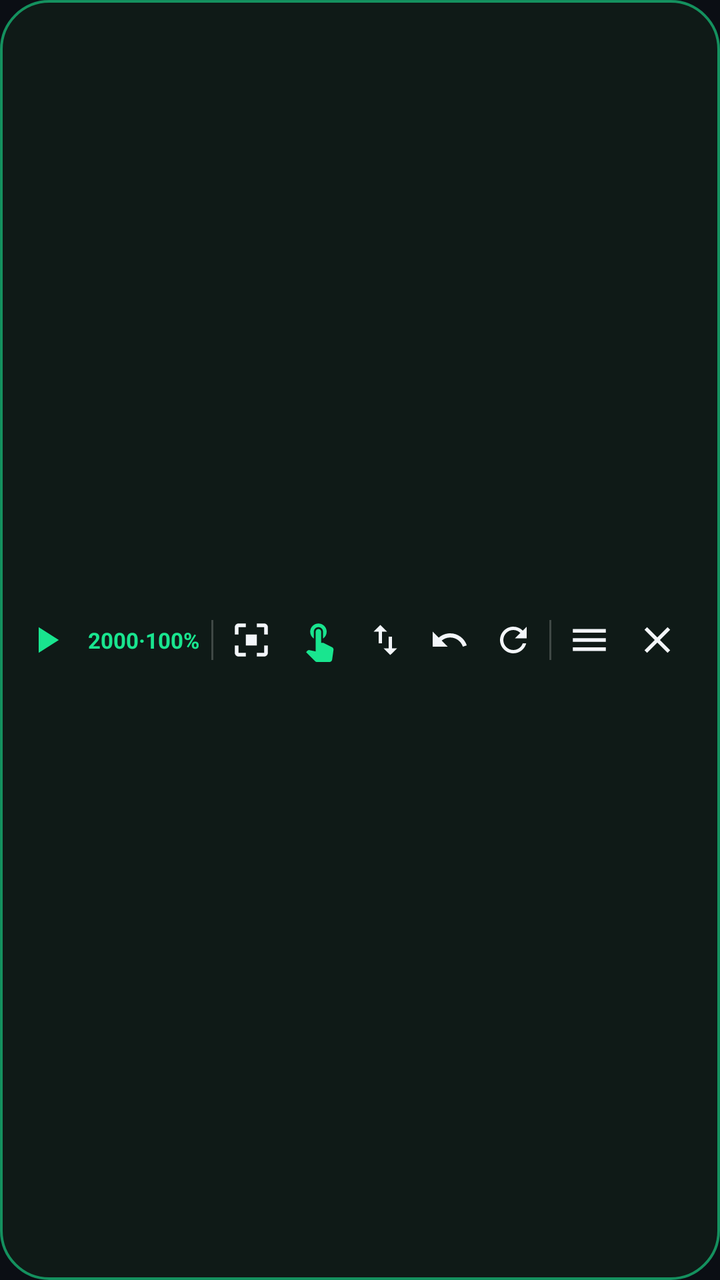
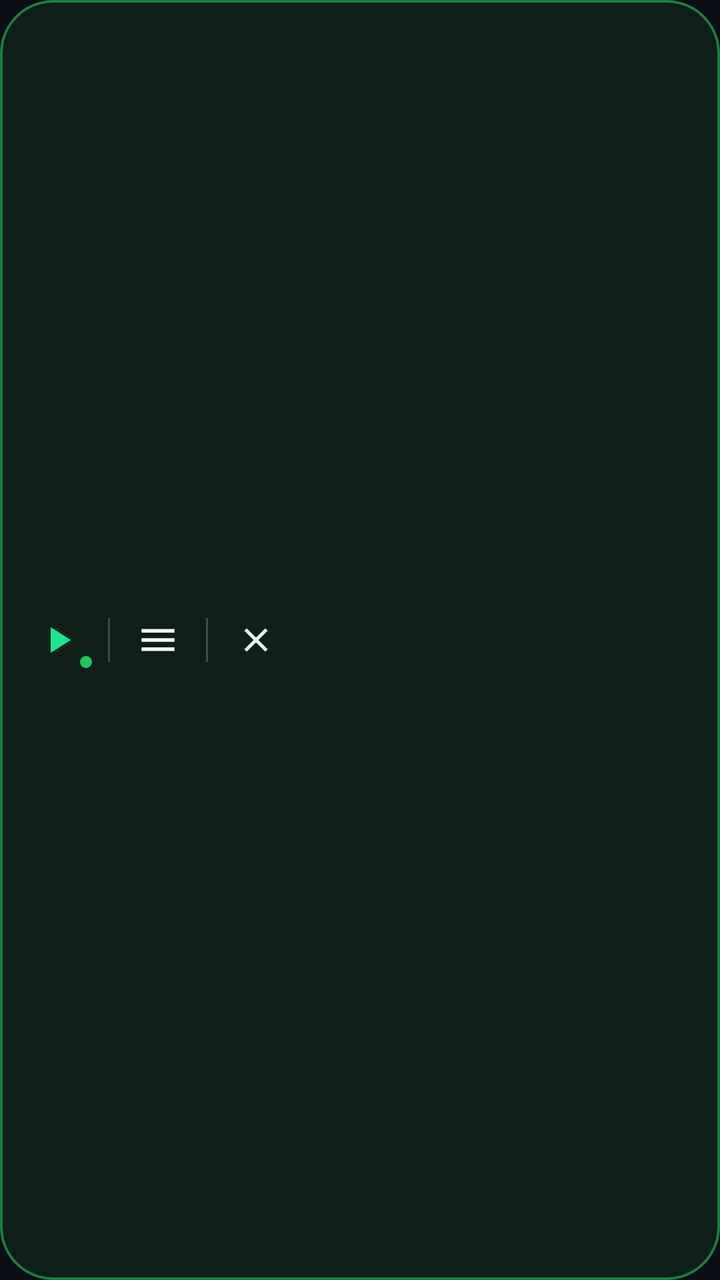

The first picture is an Android layout as it rendered before a commit; the second is the same layout after the commit. The layout source and the unified diff follow.
<!-- AndroidManifest.xml: application theme Theme.ChessCoachOverlay -->
<!-- res/layout/overlay_pill_bar.xml -->
<?xml version="1.0" encoding="utf-8"?>
<LinearLayout xmlns:android="http://schemas.android.com/apk/res/android"
    android:id="@+id/pillRoot"
    android:layout_width="wrap_content"
    android:layout_height="44dp"
    android:background="@drawable/bg_pill_bar"
    android:gravity="center_vertical"
    android:orientation="horizontal"
    android:paddingHorizontal="6dp">

    
    <ImageButton
        android:id="@+id/btnPillAnalyze"
        android:layout_width="34dp"
        android:layout_height="34dp"
        android:background="?android:attr/selectableItemBackgroundBorderless"
        android:contentDescription="Analyze"
        android:padding="6dp"
        android:scaleType="fitCenter"
        android:src="@drawable/ic_play" />

    
    <TextView
        android:id="@+id/tvPillStats"
        android:layout_width="wrap_content"
        android:layout_height="wrap_content"
        android:paddingHorizontal="4dp"
        android:text="2000·100%"
        android:textColor="@color/accent_emerald"
        android:textSize="11sp"
        android:textStyle="bold" />

    <View
        android:layout_width="1dp"
        android:layout_height="20dp"
        android:layout_marginHorizontal="2dp"
        android:background="@color/pill_divider" />

    
    <ImageButton
        android:id="@+id/btnPillAlign"
        android:layout_width="34dp"
        android:layout_height="34dp"
        android:background="?android:attr/selectableItemBackgroundBorderless"
        android:contentDescription="Align Board"
        android:padding="6dp"
        android:scaleType="fitCenter"
        android:src="@drawable/ic_align" />

    
    <ImageButton
        android:id="@+id/btnPillTouchMode"
        android:layout_width="34dp"
        android:layout_height="34dp"
        android:background="?android:attr/selectableItemBackgroundBorderless"
        android:contentDescription="Toggle Touch or Pass-through"
        android:padding="6dp"
        android:scaleType="fitCenter"
        android:src="@drawable/ic_touch" />

    
    <ImageButton
        android:id="@+id/btnPillFlip"
        android:layout_width="32dp"
        android:layout_height="34dp"
        android:background="?android:attr/selectableItemBackgroundBorderless"
        android:contentDescription="Flip Board"
        android:padding="6dp"
        android:scaleType="fitCenter"
        android:src="@drawable/ic_flip" />

    
    <ImageButton
        android:id="@+id/btnPillUndo"
        android:layout_width="32dp"
        android:layout_height="34dp"
        android:background="?android:attr/selectableItemBackgroundBorderless"
        android:contentDescription="Undo Move"
        android:padding="6dp"
        android:scaleType="fitCenter"
        android:src="@drawable/ic_undo" />

    
    <ImageButton
        android:id="@+id/btnPillReset"
        android:layout_width="32dp"
        android:layout_height="34dp"
        android:background="?android:attr/selectableItemBackgroundBorderless"
        android:contentDescription="Reset Game"
        android:padding="6dp"
        android:scaleType="fitCenter"
        android:src="@drawable/ic_reset" />

    <View
        android:layout_width="1dp"
        android:layout_height="20dp"
        android:layout_marginHorizontal="2dp"
        android:background="@color/pill_divider" />

    
    <ImageButton
        android:id="@+id/btnPillSettings"
        android:layout_width="34dp"
        android:layout_height="34dp"
        android:background="?android:attr/selectableItemBackgroundBorderless"
        android:contentDescription="Settings"
        android:padding="6dp"
        android:scaleType="fitCenter"
        android:src="@drawable/ic_menu" />

    
    <ImageButton
        android:id="@+id/btnPillClose"
        android:layout_width="34dp"
        android:layout_height="34dp"
        android:background="?android:attr/selectableItemBackgroundBorderless"
        android:contentDescription="Close Overlay"
        android:padding="6dp"
        android:scaleType="fitCenter"
        android:src="@drawable/ic_close" />

</LinearLayout>
<!-- resources referenced by this layout -->
<resources>
  <color name="accent_emerald">#19E58F</color>
  <color name="pill_divider">#33FFFFFF</color>
  <!-- drawable bg_pill_bar (drawable) -->
  <?xml version="1.0" encoding="utf-8"?>
  <shape xmlns:android="http://schemas.android.com/apk/res/android"
      android:shape="rectangle">
      <solid android:color="@color/pill_bg" />
      <stroke
          android:width="1.2dp"
          android:color="@color/pill_border" />
      <corners android:radius="24dp" />
  </shape>
  <!-- drawable ic_align (drawable) -->
  <?xml version="1.0" encoding="utf-8"?>
  <vector xmlns:android="http://schemas.android.com/apk/res/android"
      android:width="24dp"
      android:height="24dp"
      android:viewportWidth="24"
      android:viewportHeight="24">
      <path
          android:fillColor="#F3F6FA"
          android:pathData="M3,5v4h2V5h4V3H5C3.9,3 3,3.9 3,5zM5,15H3v4c0,1.1 0.9,2 2,2h4v-2H5V15zM19,19h-4v2h4c1.1,0 2,-0.9 2,-2v-4h-2V19zM19,3h-4v2h4v4h2V5C21,3.9 20.1,3 19,3zM9,9h6v6H9V9z" />
  </vector>
  <!-- drawable ic_flip (drawable) -->
  <?xml version="1.0" encoding="utf-8"?>
  <vector xmlns:android="http://schemas.android.com/apk/res/android"
      android:width="24dp"
      android:height="24dp"
      android:viewportWidth="24"
      android:viewportHeight="24">
      <path
          android:fillColor="#F3F6FA"
          android:pathData="M16,17.01V10h-2v7.01h-3L15,21l4,-3.99h-3zM9,3L5,6.99h3V14h2V6.99h3L9,3z" />
  </vector>
  <!-- drawable ic_play (drawable) -->
  <?xml version="1.0" encoding="utf-8"?>
  <vector xmlns:android="http://schemas.android.com/apk/res/android"
      android:width="24dp"
      android:height="24dp"
      android:viewportWidth="24"
      android:viewportHeight="24">
      <path
          android:fillColor="#19E58F"
          android:pathData="M8,5 L19,12 L8,19 Z" />
  </vector>
  <!-- drawable ic_reset (drawable) -->
  <?xml version="1.0" encoding="utf-8"?>
  <vector xmlns:android="http://schemas.android.com/apk/res/android"
      android:width="24dp"
      android:height="24dp"
      android:viewportWidth="24"
      android:viewportHeight="24">
      <path
          android:fillColor="#F3F6FA"
          android:pathData="M17.65,6.35C16.2,4.9 14.21,4 12,4c-4.42,0 -7.99,3.58 -7.99,8s3.57,8 7.99,8c3.73,0 6.84,-2.55 7.73,-6h-2.08c-0.82,2.33 -3.04,4 -5.65,4c-3.31,0 -6,-2.69 -6,-6s2.69,-6 6,-6c1.66,0 3.14,0.69 4.22,1.78L13,11h7V4l-2.35,2.35z" />
  </vector>
  <!-- drawable ic_touch (drawable) -->
  <?xml version="1.0" encoding="utf-8"?>
  <vector xmlns:android="http://schemas.android.com/apk/res/android"
      android:width="24dp"
      android:height="24dp"
      android:viewportWidth="24"
      android:viewportHeight="24">
      <path
          android:fillColor="#19E58F"
          android:pathData="M9,11.24V7.5C9,6.12 10.12,5 11.5,5S14,6.12 14,7.5v3.74c1.21,-0.81 2,-2.18 2,-3.74C16,5.01 13.99,3 11.5,3S7,5.01 7,7.5C7,9.06 7.79,10.43 9,11.24zM18.84,15.87l-4.54,-2.26c-0.17,-0.07 -0.35,-0.11 -0.54,-0.11H13v-6C13,6.67 12.33,6 11.5,6S10,6.67 10,7.5v10.74l-3.43,-0.72c-0.08,-0.01 -0.15,-0.03 -0.24,-0.03c-0.31,0 -0.59,0.13 -0.79,0.33l-0.79,0.8l4.94,4.94c0.27,0.27 0.65,0.44 1.06,0.44h6.79c0.75,0 1.33,-0.55 1.44,-1.28l0.75,-5.27c0.01,-0.07 0.02,-0.14 0.02,-0.2C19.75,16.63 19.37,16.09 18.84,15.87z" />
  </vector>
  <!-- drawable ic_undo (drawable) -->
  <?xml version="1.0" encoding="utf-8"?>
  <vector xmlns:android="http://schemas.android.com/apk/res/android"
      android:width="24dp"
      android:height="24dp"
      android:viewportWidth="24"
      android:viewportHeight="24">
      <path
          android:fillColor="#F3F6FA"
          android:pathData="M12.5,8c-2.65,0 -5.05,0.99 -6.9,2.6L2,7v9h9l-3.62,-3.62c1.39,-1.16 3.16,-1.88 5.12,-1.88c3.54,0 6.55,2.31 7.6,5.5l2.37,-0.78C21.08,11.03 17.15,8 12.5,8z" />
  </vector>
  <color name="pill_bg">#E0101C18</color>
  <color name="pill_border">#9919E58F</color>
  <color name="accent_emerald_dim">#10B981</color>
  <color name="bg_dark">#0B0E14</color>
  <color name="text_primary">#F3F6FA</color>
  <color name="text_secondary">#9BA4B5</color>
  <!-- unchanged entries left out for length: 3 -->
</resources>

<!-- the commit's change to res/layout/overlay_pill_bar.xml (unified diff, before → after) -->
@@ -2,120 +2,72 @@
 <LinearLayout xmlns:android="http://schemas.android.com/apk/res/android"
     android:id="@+id/pillRoot"
     android:layout_width="wrap_content"
-    android:layout_height="44dp"
+    android:layout_height="48dp"
     android:background="@drawable/bg_pill_bar"
     android:gravity="center_vertical"
     android:orientation="horizontal"
     android:paddingHorizontal="6dp">
 
     
-    <ImageButton
-        android:id="@+id/btnPillAnalyze"
-        android:layout_width="34dp"
-        android:layout_height="34dp"
+    <FrameLayout
+        android:id="@+id/btnPillPlayContainer"
+        android:layout_width="46dp"
+        android:layout_height="40dp"
         android:background="?android:attr/selectableItemBackgroundBorderless"
-        android:contentDescription="Analyze"
-        android:padding="6dp"
-        android:scaleType="fitCenter"
-        android:src="@drawable/ic_play" />
+        android:clickable="true"
+        android:contentDescription="Play or Pause Arrows"
+        android:focusable="true">
 
-    
-    <TextView
-        android:id="@+id/tvPillStats"
-        android:layout_width="wrap_content"
-        android:layout_height="wrap_content"
-        android:paddingHorizontal="4dp"
-        android:text="2000·100%"
-        android:textColor="@color/accent_emerald"
-        android:textSize="11sp"
-        android:textStyle="bold" />
+        <ImageView
+            android:id="@+id/ivPillPlay"
+            android:layout_width="22dp"
+            android:layout_height="22dp"
+            android:layout_gravity="center"
+            android:importantForAccessibility="no"
+            android:scaleType="fitCenter"
+            android:src="@drawable/ic_play" />
+
+        <View
+            android:id="@+id/viewPillStatusDot"
+            android:layout_width="6dp"
+            android:layout_height="6dp"
+            android:layout_gravity="bottom|end"
+            android:layout_marginEnd="6dp"
+            android:layout_marginBottom="6dp"
+            android:background="@drawable/bg_status_dot" />
+    </FrameLayout>
 
     <View
         android:layout_width="1dp"
-        android:layout_height="20dp"
-        android:layout_marginHorizontal="2dp"
-        android:background="@color/pill_divider" />
-
-    
-    <ImageButton
-        android:id="@+id/btnPillAlign"
-        android:layout_width="34dp"
-        android:layout_height="34dp"
-        android:background="?android:attr/selectableItemBackgroundBorderless"
-        android:contentDescription="Align Board"
-        android:padding="6dp"
-        android:scaleType="fitCenter"
-        android:src="@drawable/ic_align" />
-
-    
-    <ImageButton
-        android:id="@+id/btnPillTouchMode"
-        android:layout_width="34dp"
-        android:layout_height="34dp"
-        android:background="?android:attr/selectableItemBackgroundBorderless"
-        android:contentDescription="Toggle Touch or Pass-through"
-        android:padding="6dp"
-        android:scaleType="fitCenter"
-        android:src="@drawable/ic_touch" />
-
-    
-    <ImageButton
-        android:id="@+id/btnPillFlip"
-        android:layout_width="32dp"
-        android:layout_height="34dp"
-        android:background="?android:attr/selectableItemBackgroundBorderless"
-        android:contentDescription="Flip Board"
-        android:padding="6dp"
-        android:scaleType="fitCenter"
-        android:src="@drawable/ic_flip" />
-
-    
-    <ImageButton
-        android:id="@+id/btnPillUndo"
-        android:layout_width="32dp"
-        android:layout_height="34dp"
-        android:background="?android:attr/selectableItemBackgroundBorderless"
-        android:contentDescription="Undo Move"
-        android:padding="6dp"
-        android:scaleType="fitCenter"
-        android:src="@drawable/ic_undo" />
-
-    
-    <ImageButton
-        android:id="@+id/btnPillReset"
-        android:layout_width="32dp"
-        android:layout_height="34dp"
-        android:background="?android:attr/selectableItemBackgroundBorderless"
-        android:contentDescription="Reset Game"
-        android:padding="6dp"
-        android:scaleType="fitCenter"
-        android:src="@drawable/ic_reset" />
-
-    <View
-        android:layout_width="1dp"
-        android:layout_height="20dp"
+        android:layout_height="22dp"
         android:layout_marginHorizontal="2dp"
         android:background="@color/pill_divider" />
 
     
     <ImageButton
         android:id="@+id/btnPillSettings"
-        android:layout_width="34dp"
-        android:layout_height="34dp"
+        android:layout_width="44dp"
+        android:layout_height="40dp"
         android:background="?android:attr/selectableItemBackgroundBorderless"
         android:contentDescription="Settings"
-        android:padding="6dp"
+        android:padding="9dp"
         android:scaleType="fitCenter"
         android:src="@drawable/ic_menu" />
+
+    <View
+        android:layout_width="1dp"
+        android:layout_height="22dp"
+        android:layout_marginHorizontal="2dp"
+        android:background="@color/pill_divider" />
 
     
     <ImageButton
         android:id="@+id/btnPillClose"
-        android:layout_width="34dp"
-        android:layout_height="34dp"
+        android:layout_width="44dp"
+        android:layout_height="40dp"
         android:background="?android:attr/selectableItemBackgroundBorderless"
         android:contentDescription="Close Overlay"
-        android:padding="6dp"
+        android:padding="10dp"
         android:scaleType="fitCenter"
         android:src="@drawable/ic_close" />
 
<!-- resource entries referenced after the edit -->
@@ -6,34 +6,18 @@
   <?xml version="1.0" encoding="utf-8"?>
   <shape xmlns:android="http://schemas.android.com/apk/res/android"
       android:shape="rectangle">
-      <solid android:color="@color/pill_bg" />
+      <solid android:color="#CC10241B" />
       <stroke
           android:width="1.2dp"
-          android:color="@color/pill_border" />
-      <corners android:radius="24dp" />
+          android:color="#9922C55E" />
+      <corners android:radius="26dp" />
   </shape>
-  <!-- drawable ic_align (drawable) -->
+  <!-- drawable bg_status_dot (drawable) -->
   <?xml version="1.0" encoding="utf-8"?>
-  <vector xmlns:android="http://schemas.android.com/apk/res/android"
-      android:width="24dp"
-      android:height="24dp"
-      android:viewportWidth="24"
-      android:viewportHeight="24">
-      <path
-          android:fillColor="#F3F6FA"
-          android:pathData="M3,5v4h2V5h4V3H5C3.9,3 3,3.9 3,5zM5,15H3v4c0,1.1 0.9,2 2,2h4v-2H5V15zM19,19h-4v2h4c1.1,0 2,-0.9 2,-2v-4h-2V19zM19,3h-4v2h4v4h2V5C21,3.9 20.1,3 19,3zM9,9h6v6H9V9z" />
-  </vector>
-  <!-- drawable ic_flip (drawable) -->
-  <?xml version="1.0" encoding="utf-8"?>
-  <vector xmlns:android="http://schemas.android.com/apk/res/android"
-      android:width="24dp"
-      android:height="24dp"
-      android:viewportWidth="24"
-      android:viewportHeight="24">
-      <path
-          android:fillColor="#F3F6FA"
-          android:pathData="M16,17.01V10h-2v7.01h-3L15,21l4,-3.99h-3zM9,3L5,6.99h3V14h2V6.99h3L9,3z" />
-  </vector>
+  <shape xmlns:android="http://schemas.android.com/apk/res/android"
+      android:shape="oval">
+      <solid android:color="#22C55E" />
+  </shape>
   <!-- drawable ic_play (drawable) -->
   <?xml version="1.0" encoding="utf-8"?>
   <vector xmlns:android="http://schemas.android.com/apk/res/android"
@@ -45,41 +29,6 @@
           android:fillColor="#19E58F"
           android:pathData="M8,5 L19,12 L8,19 Z" />
   </vector>
-  <!-- drawable ic_reset (drawable) -->
-  <?xml version="1.0" encoding="utf-8"?>
-  <vector xmlns:android="http://schemas.android.com/apk/res/android"
-      android:width="24dp"
-      android:height="24dp"
-      android:viewportWidth="24"
-      android:viewportHeight="24">
-      <path
-          android:fillColor="#F3F6FA"
-          android:pathData="M17.65,6.35C16.2,4.9 14.21,4 12,4c-4.42,0 -7.99,3.58 -7.99,8s3.57,8 7.99,8c3.73,0 6.84,-2.55 7.73,-6h-2.08c-0.82,2.33 -3.04,4 -5.65,4c-3.31,0 -6,-2.69 -6,-6s2.69,-6 6,-6c1.66,0 3.14,0.69 4.22,1.78L13,11h7V4l-2.35,2.35z" />
-  </vector>
-  <!-- drawable ic_touch (drawable) -->
-  <?xml version="1.0" encoding="utf-8"?>
-  <vector xmlns:android="http://schemas.android.com/apk/res/android"
-      android:width="24dp"
-      android:height="24dp"
-      android:viewportWidth="24"
-      android:viewportHeight="24">
-      <path
-          android:fillColor="#19E58F"
-          android:pathData="M9,11.24V7.5C9,6.12 10.12,5 11.5,5S14,6.12 14,7.5v3.74c1.21,-0.81 2,-2.18 2,-3.74C16,5.01 13.99,3 11.5,3S7,5.01 7,7.5C7,9.06 7.79,10.43 9,11.24zM18.84,15.87l-4.54,-2.26c-0.17,-0.07 -0.35,-0.11 -0.54,-0.11H13v-6C13,6.67 12.33,6 11.5,6S10,6.67 10,7.5v10.74l-3.43,-0.72c-0.08,-0.01 -0.15,-0.03 -0.24,-0.03c-0.31,0 -0.59,0.13 -0.79,0.33l-0.79,0.8l4.94,4.94c0.27,0.27 0.65,0.44 1.06,0.44h6.79c0.75,0 1.33,-0.55 1.44,-1.28l0.75,-5.27c0.01,-0.07 0.02,-0.14 0.02,-0.2C19.75,16.63 19.37,16.09 18.84,15.87z" />
-  </vector>
-  <!-- drawable ic_undo (drawable) -->
-  <?xml version="1.0" encoding="utf-8"?>
-  <vector xmlns:android="http://schemas.android.com/apk/res/android"
-      android:width="24dp"
-      android:height="24dp"
-      android:viewportWidth="24"
-      android:viewportHeight="24">
-      <path
-          android:fillColor="#F3F6FA"
-          android:pathData="M12.5,8c-2.65,0 -5.05,0.99 -6.9,2.6L2,7v9h9l-3.62,-3.62c1.39,-1.16 3.16,-1.88 5.12,-1.88c3.54,0 6.55,2.31 7.6,5.5l2.37,-0.78C21.08,11.03 17.15,8 12.5,8z" />
-  </vector>
-  <color name="pill_bg">#E0101C18</color>
-  <color name="pill_border">#9919E58F</color>
   <color name="accent_emerald_dim">#10B981</color>
   <color name="bg_dark">#0B0E14</color>
   <color name="text_primary">#F3F6FA</color>
